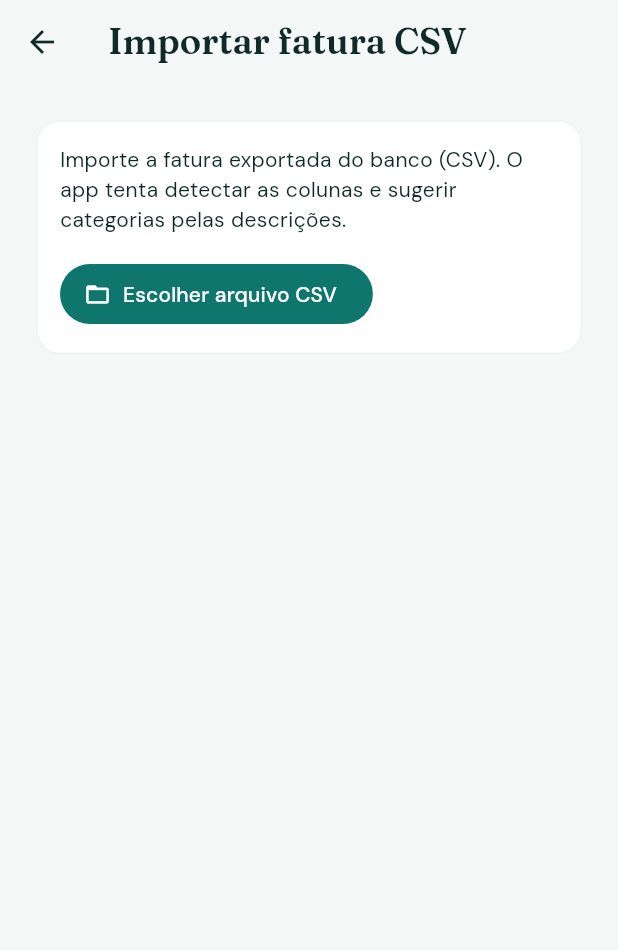
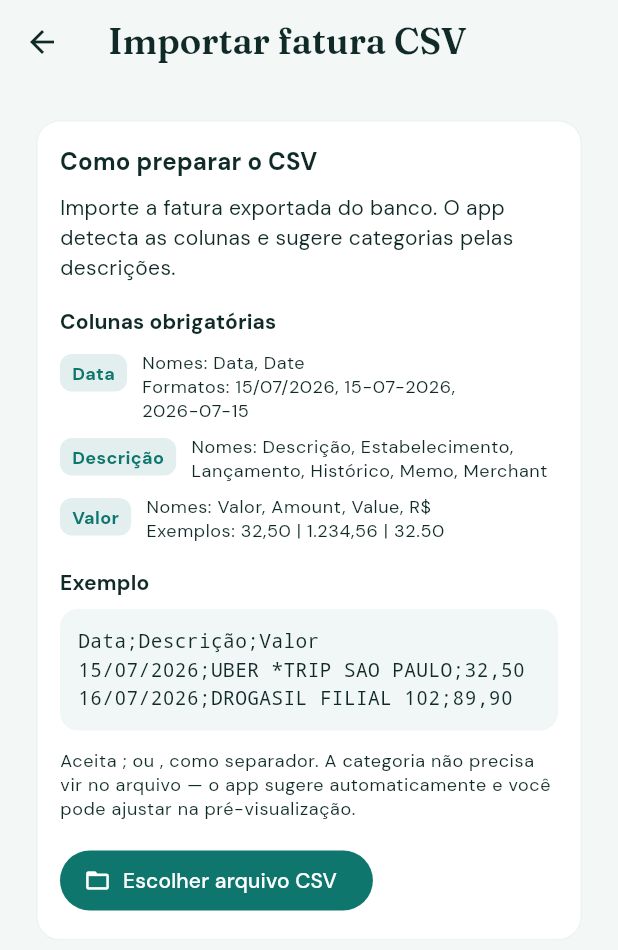
Before and after one commit to Werisu/financas, a Flutter app: the ImportCsvScreen screen opened directly, on a phone screen of 412 x 824 dp. Shown: the top 950 px of the screen. Run offline on Flutter 3.47's test engine with Material 3 defaults, Android fonts, the phone set to English and light mode, and no system bars; our stand-ins replace cloud_firestore, csv, file_picker, firebase_auth, firebase_core, fl_chart and 6 more; accounts and stored records are empty.

Commit message:
Enhance CSV import screen with detailed instructions and examples
- Added a section on preparing CSV files, including mandatory columns and their formats.
- Introduced a new _CsvColumnTip widget for displaying column tips in a structured manner.
- Included an example CSV format for user reference.
- Updated text for clarity and improved user guidance on CSV import process.

```diff
--- a/lib/screens/import_csv_screen.dart
+++ b/lib/screens/import_csv_screen.dart
@@ -127,9 +127,76 @@ class _ImportCsvScreenState extends ConsumerState<ImportCsvScreen> {
                   child: Column(
                     crossAxisAlignment: CrossAxisAlignment.start,
                     children: [
+                      Text(
+                        'Como preparar o CSV',
+                        style: Theme.of(context).textTheme.titleMedium?.copyWith(
+                              fontWeight: FontWeight.w700,
+                            ),
+                      ),
+                      const SizedBox(height: 8),
                       const Text(
-                        'Importe a fatura exportada do banco (CSV). '
-                        'O app tenta detectar as colunas e sugerir categorias pelas descrições.',
+                        'Importe a fatura exportada do banco. '
+                        'O app detecta as colunas e sugere categorias pelas descrições.',
+                      ),
+                      const SizedBox(height: 16),
+                      Text(
+                        'Colunas obrigatórias',
+                        style: Theme.of(context).textTheme.titleSmall?.copyWith(
+                              fontWeight: FontWeight.w700,
+                            ),
+                      ),
+                      const SizedBox(height: 10),
+                      const _CsvColumnTip(
+                        title: 'Data',
+                        detail:
+                            'Nomes: Data, Date\nFormatos: 15/07/2026, 15-07-2026, 2026-07-15',
+                      ),
+                      const SizedBox(height: 8),
+                      const _CsvColumnTip(
+                        title: 'Descrição',
+                        detail:
+                            'Nomes: Descrição, Estabelecimento, Lançamento, Histórico, Memo, Merchant',
+                      ),
+                      const SizedBox(height: 8),
+                      const _CsvColumnTip(
+                        title: 'Valor',
+                        detail:
+                            'Nomes: Valor, Amount, Value, R\$\nExemplos: 32,50 | 1.234,56 | 32.50',
+                      ),
+                      const SizedBox(height: 16),
+                      Text(
+                        'Exemplo',
+                        style: Theme.of(context).textTheme.titleSmall?.copyWith(
+                              fontWeight: FontWeight.w700,
+                            ),
+                      ),
+                      const SizedBox(height: 8),
+                      Container(
+                        width: double.infinity,
+                        padding: const EdgeInsets.all(12),
+                        decoration: BoxDecoration(
+                          color: Theme.of(context)
+                              .colorScheme
+                              .primary
+                              .withValues(alpha: 0.06),
+                          borderRadius: BorderRadius.circular(12),
+                        ),
+                        child: const SelectableText(
+                          'Data;Descrição;Valor\n'
+                          '15/07/2026;UBER *TRIP SAO PAULO;32,50\n'
+                          '16/07/2026;DROGASIL FILIAL 102;89,90',
+                          style: TextStyle(
+                            fontFamily: 'monospace',
+                            fontSize: 13,
+                            height: 1.45,
+                          ),
+                        ),
+                      ),
+                      const SizedBox(height: 12),
+                      Text(
+                        'Aceita ; ou , como separador. A categoria não precisa vir no arquivo — '
+                        'o app sugere automaticamente e você pode ajustar na pré-visualização.',
+                        style: Theme.of(context).textTheme.bodySmall,
                       ),
                       const SizedBox(height: 16),
                       FilledButton.icon(
@@ -324,3 +391,46 @@ class _ImportCsvScreenState extends ConsumerState<ImportCsvScreen> {
     );
   }
 }
+
+class _CsvColumnTip extends StatelessWidget {
+  const _CsvColumnTip({
+    required this.title,
+    required this.detail,
+  });
+
+  final String title;
+  final String detail;
+
+  @override
+  Widget build(BuildContext context) {
+    final scheme = Theme.of(context).colorScheme;
+    return Row(
+      crossAxisAlignment: CrossAxisAlignment.start,
+      children: [
+        Container(
+          margin: const EdgeInsets.only(top: 2),
+          padding: const EdgeInsets.symmetric(horizontal: 8, vertical: 4),
+          decoration: BoxDecoration(
+            color: scheme.primary.withValues(alpha: 0.12),
+            borderRadius: BorderRadius.circular(8),
+          ),
+          child: Text(
+            title,
+            style: TextStyle(
+              fontWeight: FontWeight.w700,
+              color: scheme.primary,
+              fontSize: 12,
+            ),
+          ),
+        ),
+        const SizedBox(width: 10),
+        Expanded(
+          child: Text(
+            detail,
+            style: Theme.of(context).textTheme.bodySmall,
+          ),
+        ),
+      ],
+    );
+  }
+}
```
